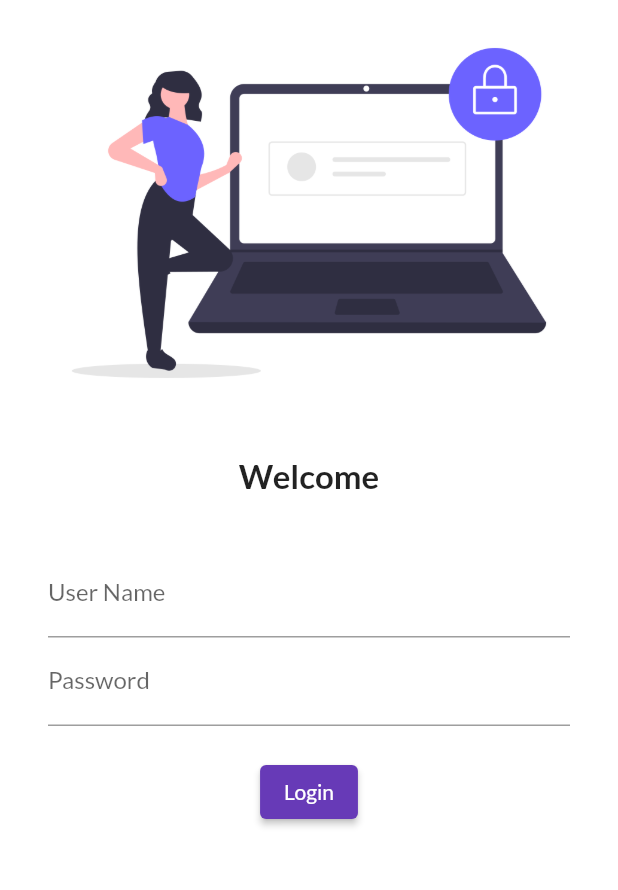
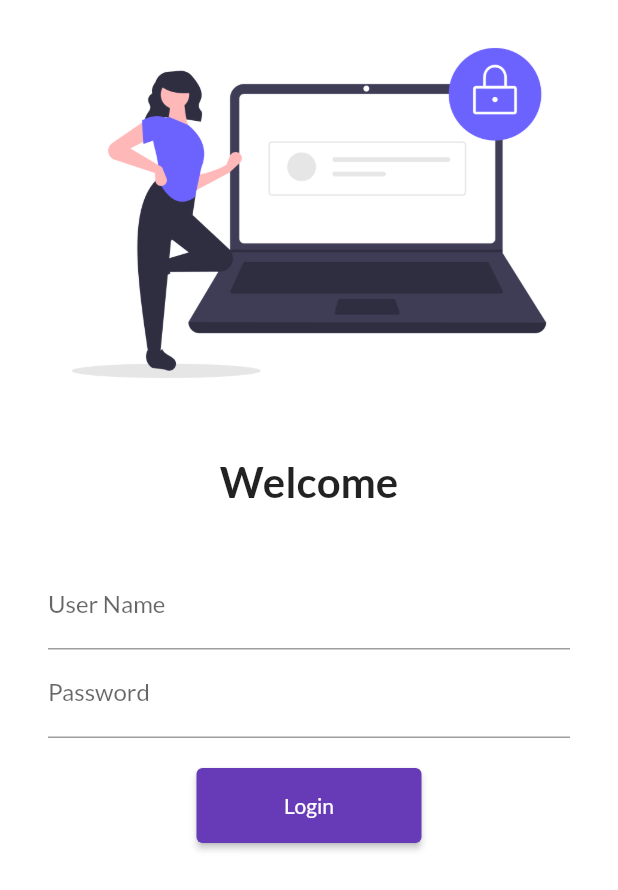
Before and after one commit to shiv9911/30-days-flutter, a Flutter app: the screen it shows after launch, on a phone screen of 412 x 824 dp. Shown: the top 890 px of the screen. Run offline on Flutter 3.47's test engine with Material 2 defaults, Android fonts, the phone set to English and light mode, and no system bars; our stand-ins replace google_fonts.

Commit message:
day5 completed

```diff
--- a/lib/main.dart
+++ b/lib/main.dart
@@ -1,6 +1,7 @@
 import "package:flutter/material.dart";
 import 'package:flutter_application_1/pages/home_page.dart';
 import 'package:flutter_application_1/pages/login_page.dart';
+import 'package:flutter_application_1/utlis/routes.dart';
 import 'package:google_fonts/google_fonts.dart';
 
 void main() {
@@ -21,8 +22,8 @@ class myApp extends StatelessWidget {
       initialRoute: "/",
       routes: {
         "/": (context) => LoginPage(),
-        "/home": (context) => HomePage(),
-        "/login": (context) => LoginPage(),
+        MyRoutes.homeRoute: (context) => HomePage(),
+        MyRoutes.loginRoute: (context) => LoginPage(),
       },
     );
   }
--- a/lib/pages/login_page.dart
+++ b/lib/pages/login_page.dart
@@ -1,4 +1,5 @@
 import 'package:flutter/material.dart';
+import 'package:flutter_application_1/utlis/routes.dart';
 
 class LoginPage extends StatelessWidget {
   const LoginPage({super.key});
@@ -7,6 +8,7 @@ class LoginPage extends StatelessWidget {
   Widget build(BuildContext context) {
     return Material(
         color: Colors.white,
+        child: SingleChildScrollView(
           child: Column(
             children: [
               Image.asset(
@@ -19,7 +21,7 @@ class LoginPage extends StatelessWidget {
               Text(
                 "Welcome",
                 style: TextStyle(
-                fontSize: 22,
+                  fontSize: 28,
                   fontWeight: FontWeight.bold,
                 ),
               ),
@@ -27,8 +29,8 @@ class LoginPage extends StatelessWidget {
                 height: 20.0,
               ),
               Padding(
-              padding:
-                  const EdgeInsets.symmetric(vertical: 16.0, horizontal: 32.0),
+                padding: const EdgeInsets.symmetric(
+                    vertical: 16.0, horizontal: 32.0),
                 child: Column(
                   children: [
                     TextFormField(
@@ -45,13 +47,16 @@ class LoginPage extends StatelessWidget {
                     ),
                     ElevatedButton(
                       onPressed: () {
-                        print("Hi Codepur");
+                        Navigator.pushNamed(context, MyRoutes.homeRoute);
                       },
-                      child: Text("Login"))
+                      child: Text("Login"),
+                      style: TextButton.styleFrom(minimumSize: Size(150, 50)),
+                    )
                   ],
                 ),
               )
             ],
+          ),
         ));
   }
 }
--- /dev/null
+++ b/lib/utlis/routes.dart
@@ -0,0 +1,4 @@
+class MyRoutes {
+  static String loginRoute = "/login";
+  static String homeRoute = "/home";
+}
```
Lines whose indentation alone changed are shown as unchanged.
